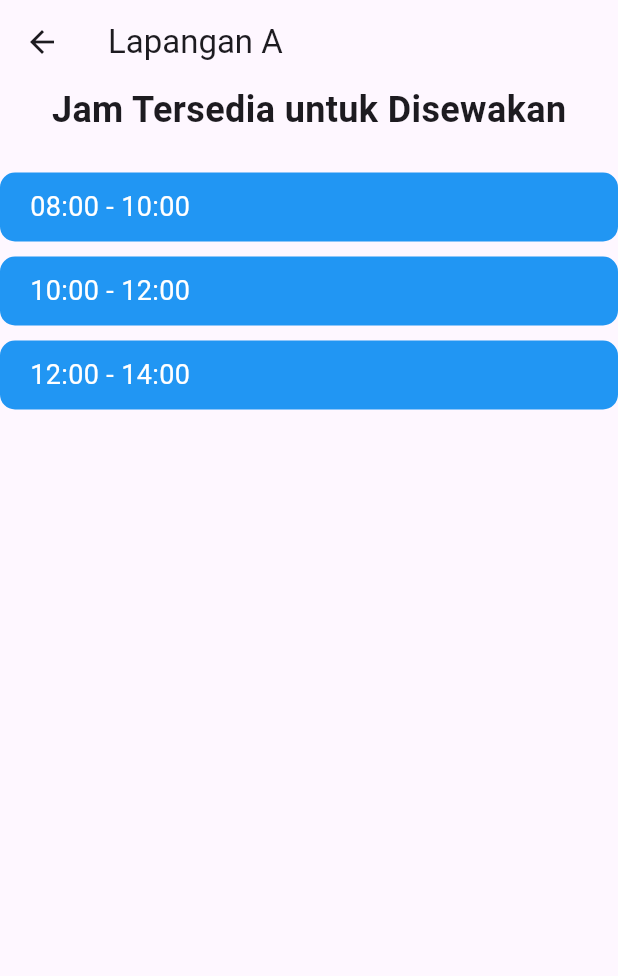
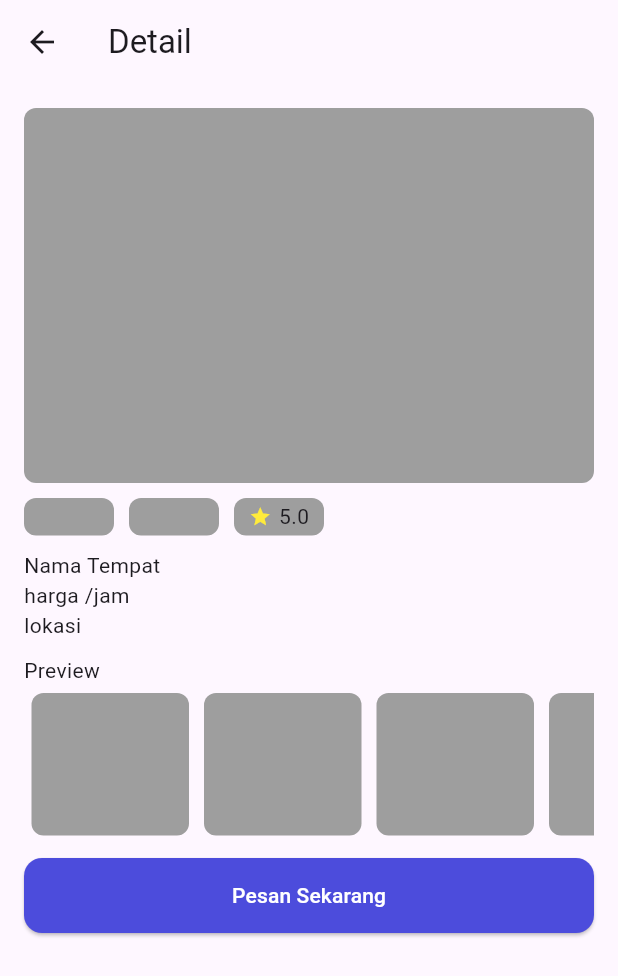
Before and after one commit to brianabyyf/skripsi-selaga, a Flutter app: the FieldDetailPage screen opened directly, on a phone screen of 412 x 824 dp. Shown: the top 976 px of the screen. Run offline on Flutter 3.47's test engine with Material 3 defaults, Android fonts, the phone set to English and light mode, and no system bars; our stand-ins replace google_nav_bar.

Commit message:
update detail page

```diff
--- a/lib/pages/user/home_page.dart
+++ b/lib/pages/user/home_page.dart
@@ -71,57 +71,6 @@ class _HomePageNavigationState extends State<HomePageNavigation> {
   }
 }
 
-// class _HomePageNavigationState extends State<HomePageNavigation> {
-//   int currentIndexPage = 0;
-
-//   @override
-//   Widget build(BuildContext context) {
-//     return Scaffold(
-//       body: [
-//         const HomePage(),
-//         const RiwayatPage(),
-//         const ProfilePage()
-//       ][currentIndexPage],
-//       bottomNavigationBar: NavigationBarTheme(
-//         data: const NavigationBarThemeData(
-//           indicatorColor: Color.fromRGBO(76, 76, 220, 0.25),
-//           height: 65,
-//           labelTextStyle: MaterialStatePropertyAll(TextStyle(
-//               color: Color.fromRGBO(76, 76, 220, 1),
-//               fontWeight: FontWeight.bold)),
-//           labelBehavior: NavigationDestinationLabelBehavior.onlyShowSelected,
-//           iconTheme: MaterialStatePropertyAll(
-//               IconThemeData(color: Color.fromRGBO(76, 76, 220, 1))),
-//         ),
-//         child: NavigationBar(
-//             onDestinationSelected: (value) {
-//               setState(() {
-//                 currentIndexPage = value;
-//               });
-//             },
-//             selectedIndex: currentIndexPage,
-//             destinations: const <Widget>[
-//               NavigationDestination(
-//                 icon: Icon(Icons.home_outlined),
-//                 selectedIcon: Icon(Icons.home),
-//                 label: 'Beranda',
-//               ),
-//               NavigationDestination(
-//                 icon: Icon(Icons.view_list_outlined),
-//                 selectedIcon: Icon(Icons.view_list_rounded),
-//                 label: 'Riwayat',
-//               ),
-//               NavigationDestination(
-//                 icon: Icon(Icons.person_outlined),
-//                 selectedIcon: Icon(Icons.person),
-//                 label: 'Profile',
-//               ),
-//             ]),
-//       ),
-//     );
-//   }
-// }
-
 class HomePage extends StatelessWidget {
   const HomePage({
     super.key,
@@ -139,12 +88,12 @@ class HomePage extends StatelessWidget {
             mainAxisAlignment: MainAxisAlignment.center,
             children: [
               const Text(
-                'Pilih Lapangan',
+                'Tempat populer',
                 style: TextStyle(fontSize: 24.0, fontWeight: FontWeight.bold),
               ),
               const SizedBox(height: 20.0),
               SportsFieldCard(
-                fieldName: 'Lapangan A',
+                fieldName: 'Tempat A',
                 fieldImage: 'assets/field_a.jpg',
                 fieldLocation: 'Lokasi A',
                 onPressed: () {
@@ -152,13 +101,13 @@ class HomePage extends StatelessWidget {
                     context,
                     MaterialPageRoute(
                         builder: (context) =>
-                            const FieldDetailPage(fieldName: 'Lapangan A')),
+                            const FieldDetailPage(fieldName: 'Tempat A')),
                   );
                 },
               ),
               const SizedBox(height: 20.0),
               SportsFieldCard(
-                fieldName: 'Lapangan B',
+                fieldName: 'Tempat B',
                 fieldImage: 'assets/field_b.jpg',
                 fieldLocation: 'Lokasi B',
                 onPressed: () {
@@ -166,21 +115,21 @@ class HomePage extends StatelessWidget {
                     context,
                     MaterialPageRoute(
                         builder: (context) =>
-                            const FieldDetailPage(fieldName: 'Lapangan B')),
+                            const FieldDetailPage(fieldName: 'Tempat B')),
                   );
                 },
               ),
               const SizedBox(height: 20.0),
               SportsFieldCard(
-                fieldName: 'Lapangan C',
+                fieldName: 'Tempat C',
                 fieldImage: 'assets/field_b.jpg',
-                fieldLocation: 'Lokasi B',
+                fieldLocation: 'Lokasi C',
                 onPressed: () {
                   Navigator.push(
                     context,
                     MaterialPageRoute(
                         builder: (context) =>
-                            const FieldDetailPage(fieldName: 'Lapangan B')),
+                            const FieldDetailPage(fieldName: 'Tempat B')),
                   );
                 },
               ),
@@ -270,39 +219,144 @@ class FieldDetailPage extends StatelessWidget {
   Widget build(BuildContext context) {
     return Scaffold(
       appBar: AppBar(
-        title: Text(fieldName),
+        title: const Text('Detail'),
       ),
-      body: Center(
+      body: Padding(
+        padding: const EdgeInsets.all(16.0),
         child: Column(
-          mainAxisAlignment: MainAxisAlignment.center,
+          crossAxisAlignment: CrossAxisAlignment.start,
           children: [
-            const Text(
-              'Jam Tersedia untuk Disewakan',
-              style: TextStyle(fontSize: 24.0, fontWeight: FontWeight.bold),
+            Container(
+              height: 250,
+              // width: 300,
+              decoration: BoxDecoration(
+                  color: Colors.grey, borderRadius: BorderRadius.circular(8)),
             ),
-            const SizedBox(height: 20.0),
-            Expanded(
-              child: ListView(
-                children: [
-                  TimeSlotItem(
-                      time: '08:00 - 10:00',
-                      onPressed: () {
-                        // Tambahkan logika untuk menyewa pada jam ini
-                      }),
-                  TimeSlotItem(
-                      time: '10:00 - 12:00',
-                      onPressed: () {
-                        // Tambahkan logika untuk menyewa pada jam ini
-                      }),
-                  TimeSlotItem(
-                      time: '12:00 - 14:00',
-                      onPressed: () {
-                        // Tambahkan logika untuk menyewa pada jam ini
-                      }),
-                  // Tambahkan jam-jam lainnya sesuai kebutuhan
-                ],
+            const SizedBox(
+              height: 10,
+            ),
+            Row(
+              // mainAxisAlignment: MainAxisAlignment.spaceBetween,
+              children: [
+                Container(
+                  height: 25,
+                  width: 60,
+                  decoration: BoxDecoration(
+                      color: Colors.grey,
+                      borderRadius: BorderRadius.circular(8)),
+                ),
+                const SizedBox(
+                  width: 10,
+                ),
+                Container(
+                  height: 25,
+                  width: 60,
+                  decoration: BoxDecoration(
+                      color: Colors.grey,
+                      borderRadius: BorderRadius.circular(8)),
+                ),
+                const SizedBox(
+                  width: 10,
+                ),
+                Container(
+                  height: 25,
+                  width: 60,
+                  decoration: BoxDecoration(
+                      color: Colors.grey,
+                      borderRadius: BorderRadius.circular(8)),
+                  child: Row(
+                    mainAxisAlignment: MainAxisAlignment.center,
+                    children: [
+                      Icon(
+                        Icons.star,
+                        color: Colors.yellow,
+                        size: 15,
+                      ),
+                      SizedBox(
+                        width: 5,
+                      ),
+                      Text('5.0')
+                    ],
+                  ),
+                )
+              ],
+            ),
+            SizedBox(
+              height: 10,
+            ),
+            Text('Nama Tempat'),
+            Text('harga /jam'),
+            Text('lokasi'),
+
+            SizedBox(
+              height: 10,
+            ),
+
+            Text('Preview'),
+
+            SizedBox(
+              height: 105,
+              child: ListView.builder(
+                scrollDirection: Axis.horizontal,
+                itemCount: 5,
+                itemBuilder: (context, index) {
+                  return Padding(
+                    padding: const EdgeInsets.all(5.0),
+                    child: Container(
+                      width: 105,
+                      decoration: BoxDecoration(
+                          color: Colors.grey,
+                          borderRadius: BorderRadius.circular(8)),
+                    ),
+                  );
+                },
               ),
             ),
+
+            SizedBox(
+              height: 10,
+            ),
+            SizedBox(
+                width: MediaQuery.of(context).size.width,
+                height: 50,
+                child: ElevatedButton(
+                    style: ElevatedButton.styleFrom(
+                        backgroundColor: const Color.fromRGBO(76, 76, 220, 1),
+                        shape: RoundedRectangleBorder(
+                            borderRadius: BorderRadius.circular(12))),
+                    onPressed: () {},
+                    child: Text(
+                      'Pesan Sekarang',
+                      style: TextStyle(color: Colors.white),
+                    ))),
+
+            // const Text(
+            //   'Jam Tersedia untuk Disewakan',
+            //   style: TextStyle(fontSize: 24.0, fontWeight: FontWeight.bold),
+            // ),
+            // const SizedBox(height: 20.0),
+            // Expanded(
+            //   child: ListView(
+            //     children: [
+            //       TimeSlotItem(
+            //           time: '08:00 - 10:00',
+            //           onPressed: () {
+            //             // Tambahkan logika untuk menyewa pada jam ini
+            //           }),
+            //       TimeSlotItem(
+            //           time: '10:00 - 12:00',
+            //           onPressed: () {
+            //             // Tambahkan logika untuk menyewa pada jam ini
+            //           }),
+            //       TimeSlotItem(
+            //           time: '12:00 - 14:00',
+            //           onPressed: () {
+            //             // Tambahkan logika untuk menyewa pada jam ini
+            //           }),
+            //       // Tambahkan jam-jam lainnya sesuai kebutuhan
+            //     ],
+            //   ),
+            // ),
           ],
         ),
       ),
```
